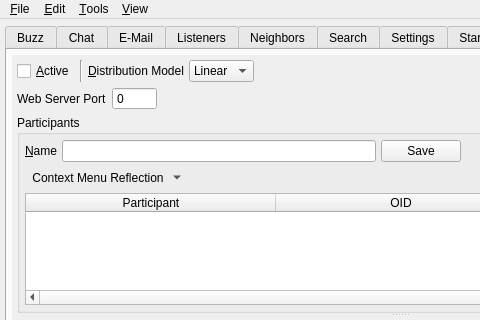
This is branches/trunk/UI/spot-on-controlcenter.ui in textbrowser/spot-on as Qt 5 draws it before an edit; both pictures show x 0 to 480 and y 0 to 320 of the 800 by 600 pixel window. The edited form follows.
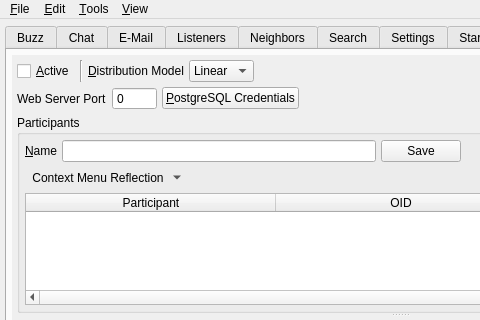
This is the edited form. The open tabs and pages were chosen to show the change. Icons and pictures are not drawn. Custom widgets are drawn as their Qt base class.

Commit message: Prepare separate PQ Web credentials.

```diff
--- a/branches/trunk/UI/spot-on-controlcenter.ui
+++ b/branches/trunk/UI/spot-on-controlcenter.ui
@@ -7625,6 +7625,13 @@
                 </property>
                </widget>
               </item>
+              <item>
+               <widget class="QPushButton" name="postgresql_credentials">
+                <property name="text">
+                 <string>&amp;PostgreSQL Credentials</string>
+                </property>
+               </widget>
+              </item>
               <item>
                <spacer name="horizontalSpacer_16">
                 <property name="orientation">
```
Left out of the diff: 19 changed lines with no effect on the pictures. The commit also changes 4 other files.
